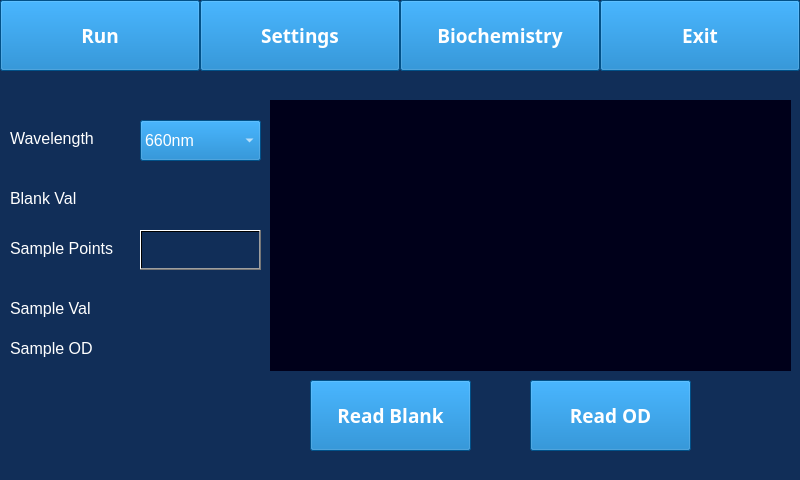
Qt form mainwindow.ui (srikrishnan90/FIABC) before a commit.
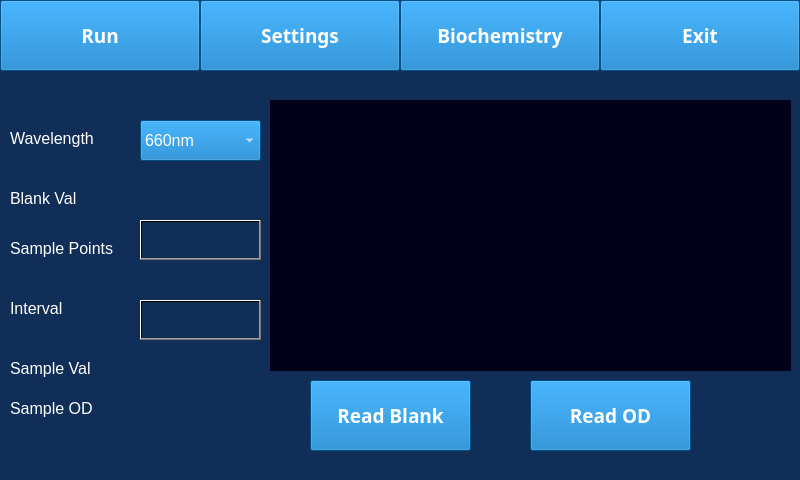
The same form after that commit. Icons and pictures are not drawn. Custom widgets are drawn as their Qt base class.

Commit message: updated on 01.03.2020 with low pass filter

Diff of the .ui file:
```diff
--- a/mainwindow.ui
+++ b/mainwindow.ui
@@ -1956,7 +1956,7 @@
       <property name="geometry">
        <rect>
         <x>140</x>
-        <y>150</y>
+        <y>140</y>
         <width>121</width>
         <height>40</height>
        </rect>
@@ -1994,7 +1994,7 @@
       <property name="geometry">
        <rect>
         <x>140</x>
-        <y>150</y>
+        <y>140</y>
         <width>121</width>
         <height>40</height>
        </rect>
@@ -2008,7 +2008,7 @@
       <property name="geometry">
        <rect>
         <x>10</x>
-        <y>220</y>
+        <y>280</y>
         <width>101</width>
         <height>17</height>
        </rect>
@@ -2030,7 +2030,7 @@
       <property name="geometry">
        <rect>
         <x>140</x>
-        <y>220</y>
+        <y>280</y>
         <width>111</width>
         <height>17</height>
        </rect>
@@ -2065,7 +2065,7 @@
       <property name="geometry">
        <rect>
         <x>140</x>
-        <y>260</y>
+        <y>320</y>
         <width>111</width>
         <height>17</height>
        </rect>
@@ -2087,7 +2087,7 @@
       <property name="geometry">
        <rect>
         <x>10</x>
-        <y>260</y>
+        <y>320</y>
         <width>101</width>
         <height>17</height>
        </rect>
@@ -2105,6 +2105,59 @@
        <string>Sample OD</string>
       </property>
      </widget>
+     <widget class="QLabel" name="label_111">
+      <property name="geometry">
+       <rect>
+        <x>10</x>
+        <y>220</y>
+        <width>121</width>
+        <height>17</height>
+       </rect>
+      </property>
+      <property name="font">
+       <font>
+        <pointsize>12</pointsize>
+       </font>
+      </property>
+      <property name="styleSheet">
+       <string notr="true">background:rgb(17, 46, 88);
+color:rgb(255, 255, 255);</string>
+      </property>
+      <property name="text">
+       <string>Interval</string>
+      </property>
+     </widget>
+     <widget class="QPushButton" name="pushButton_57">
+      <property name="geometry">
+       <rect>
+        <x>140</x>
+        <y>220</y>
+        <width>121</width>
+        <height>40</height>
+       </rect>
+      </property>
+      <property name="styleSheet">
+       <string notr="true">background:qlineargradient(spread:pad, x1:0, y1:0, x2:1, y2:0, stop:0 rgba(0, 0, 0, 0), stop:1 rgba(0,0,0,0))</string>
+      </property>
+      <property name="text">
+       <string/>
+      </property>
+     </widget>
+     <widget class="QLineEdit" name="lineEdit_19">
+      <property name="geometry">
+       <rect>
+        <x>140</x>
+        <y>220</y>
+        <width>121</width>
+        <height>40</height>
+       </rect>
+      </property>
+      <property name="styleSheet">
+       <string notr="true">background:rgb(17, 46, 88);
+color:rgb(255, 255, 255);</string>
+      </property>
+     </widget>
+     <zorder>lineEdit_19</zorder>
      <zorder>lineEdit_10</zorder>
      <zorder>comboBox</zorder>
      <zorder>label_30</zorder>
@@ -2119,6 +2172,8 @@
      <zorder>customPlot_2</zorder>
      <zorder>label_37</zorder>
      <zorder>label_38</zorder>
+     <zorder>label_111</zorder>
+     <zorder>pushButton_57</zorder>
     </widget>
    </widget>
    <widget class="QToolButton" name="toolButton">
```
The commit also changes 2 other files.
